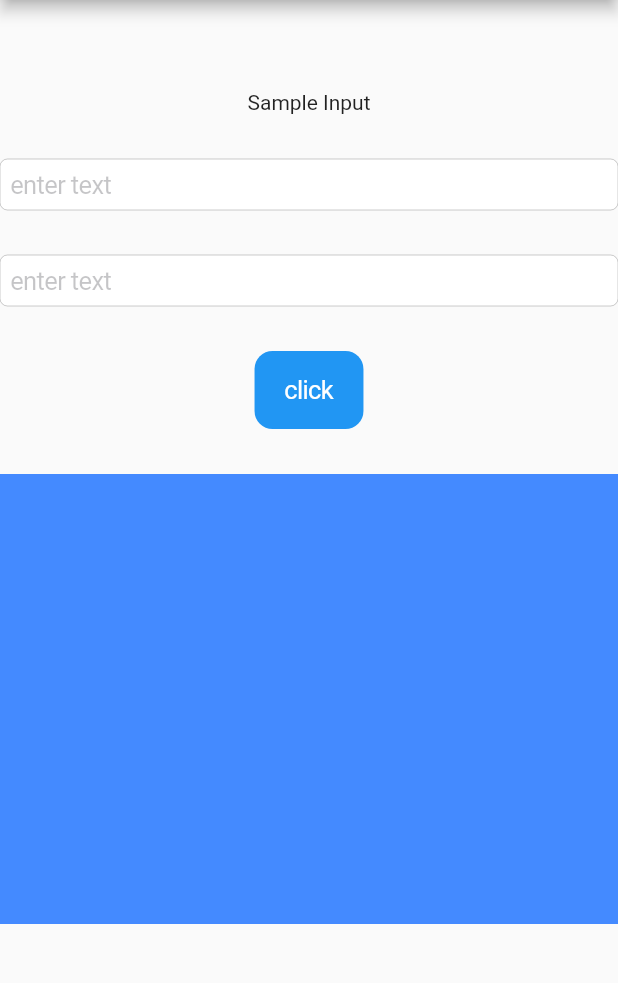
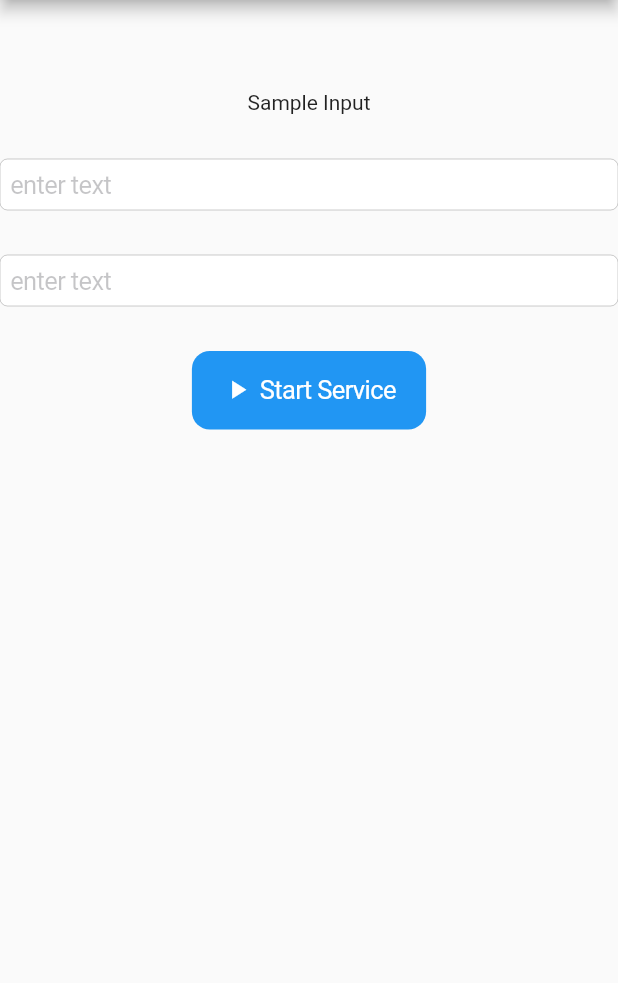
Before and after one commit to SamarthDambalkar7/FlutterPractice, a Flutter app: the screen it shows after launch, on a phone screen of 412 x 824 dp, the part 84-1067 px from its top. Run offline on Flutter 3.47's test engine with Material 2 defaults, Android fonts, the phone set to English and light mode, and no system bars; our stand-ins replace lottie; missing offline and left inert: clipboard.

Commit message:
for background service

```diff
--- a/lib/main.dart
+++ b/lib/main.dart
@@ -1,4 +1,5 @@
 import 'package:first_flutter_app/pages/CopyServicePage.dart';
+import 'package:first_flutter_app/pages/CopyServiceTrial.dart';
 import 'package:first_flutter_app/pages/LoginPage.dart';
 import 'package:flutter/cupertino.dart';
 import 'package:flutter/material.dart';
@@ -12,7 +13,7 @@ class myApp extends StatelessWidget {
   Widget build(BuildContext buildContext) {
     return MaterialApp(
       debugShowCheckedModeBanner: false,
-      home: CopyServicePage(),
+      home: CopyServiceTrail(),
     );
   }
 }
--- /dev/null
+++ b/lib/pages/CopyServiceTrial.dart
@@ -0,0 +1,69 @@
+import 'package:clipboard/clipboard.dart';
+import 'package:flutter/material.dart';
+import 'package:flutter/cupertino.dart';
+import 'package:flutter/services.dart';
+
+class CopyServiceTrail extends StatefulWidget {
+  @override
+  _CopyServiceTrailState createState() => _CopyServiceTrailState();
+}
+
+class _CopyServiceTrailState extends State<CopyServiceTrail> {
+  @override
+  Widget build(BuildContext context) => Scaffold(
+        appBar: AppBar(
+          title: Text("Clipboard Service"),
+        ),
+        body: SingleChildScrollView(
+          child: Center(
+            child: Column(
+              children: [
+                SizedBox(
+                  height: 60,
+                ),
+                Text('Sample Input'),
+                SizedBox(
+                  height: 30,
+                ),
+                CupertinoTextField(
+                  placeholder: 'enter text',
+                ),
+                SizedBox(
+                  height: 30,
+                ),
+                CupertinoTextField(
+                  placeholder: 'enter text',
+                ),
+                SizedBox(
+                  height: 30,
+                ),
+                CupertinoButton.filled(child: Row(
+                  mainAxisSize: MainAxisSize.min,
+                  children: [
+                      Icon(Icons.play_arrow),
+                      SizedBox(
+                        width: 5,
+                      ),
+                      Text('Start Service'),
+
+                  ],
+                )
+                , onPressed: (() {
+
+                }),
+                )
+                // CupertinoButton.filled(
+                //     child: Text(Clipboard.kTextPlain),
+                //     onPressed: () async {
+                //       ClipboardData cdata =
+                //           await Clipboard.getData(Clipboard.kTextPlain);
+                //       // String copiedtext = cdata.text.toString();
+                //       print(copiedtext);
+                //     }),
+                // Text(Clipboard.kTextPlain),
+              ],
+            ),
+          ),
+        ),
+      );
+}
```
